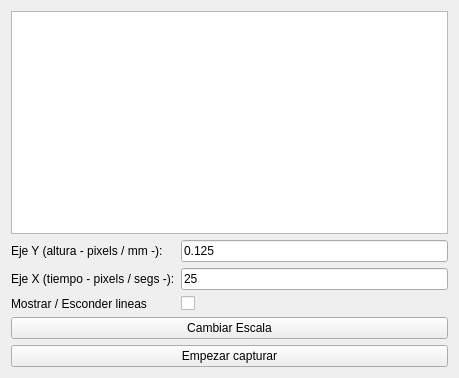
Qt form src/GUIFramework/IPSModule/IPSs/GUIWaveHeightIPS/ImgProcConfigWindows/GUIRealTimeDataDisplayer/guirealtimedatadisplayer.ui (aguperezpala/hvdrt) before a commit.
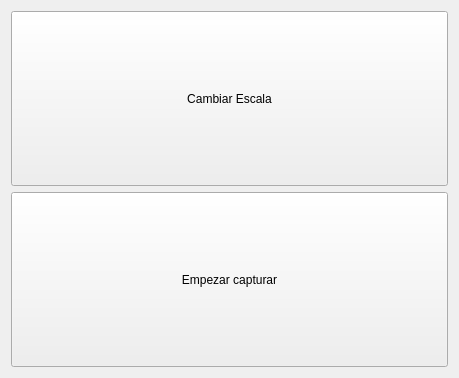
The same form after that commit.

```diff
--- a/src/GUIFramework/IPSModule/IPSs/GUIWaveHeightIPS/ImgProcConfigWindows/GUIRealTimeDataDisplayer/guirealtimedatadisplayer.ui
+++ b/src/GUIFramework/IPSModule/IPSs/GUIWaveHeightIPS/ImgProcConfigWindows/GUIRealTimeDataDisplayer/guirealtimedatadisplayer.ui
@@ -16,92 +16,14 @@
   <layout class="QVBoxLayout" name="verticalLayout_2">
    <item>
     <layout class="QVBoxLayout" name="verticalLayout">
-     <item>
-      <widget class="QGraphicsView" name="graphicsView"/>
-     </item>
      <item>
       <layout class="QFormLayout" name="formLayout">
        <property name="sizeConstraint">
         <enum>QLayout::SetMinimumSize</enum>
        </property>
-       <item row="0" column="0">
-        <widget class="QLabel" name="label">
-         <property name="sizePolicy">
-          <sizepolicy hsizetype="Minimum" vsizetype="Minimum">
-           <horstretch>0</horstretch>
-           <verstretch>0</verstretch>
-          </sizepolicy>
-         </property>
-         <property name="text">
-          <string>Eje Y (altura - pixels / mm -):</string>
-         </property>
-        </widget>
-       </item>
-       <item row="0" column="1">
-        <widget class="QLineEdit" name="yScaleLineEdit">
-         <property name="sizePolicy">
-          <sizepolicy hsizetype="Minimum" vsizetype="Minimum">
-           <horstretch>0</horstretch>
-           <verstretch>0</verstretch>
-          </sizepolicy>
-         </property>
-         <property name="text">
-          <string>0.125</string>
-         </property>
-        </widget>
-       </item>
-       <item row="1" column="0">
-        <widget class="QLabel" name="label_2">
-         <property name="sizePolicy">
-          <sizepolicy hsizetype="Minimum" vsizetype="Minimum">
-           <horstretch>0</horstretch>
-           <verstretch>0</verstretch>
-          </sizepolicy>
-         </property>
-         <property name="text">
-          <string>Eje X (tiempo - pixels / segs -):</string>
-         </property>
-        </widget>
-       </item>
-       <item row="1" column="1">
-        <widget class="QLineEdit" name="xScaleLineEdit">
-         <property name="sizePolicy">
-          <sizepolicy hsizetype="Minimum" vsizetype="Minimum">
-           <horstretch>0</horstretch>
-           <verstretch>0</verstretch>
-          </sizepolicy>
-         </property>
-         <property name="text">
-          <string>25</string>
-         </property>
-        </widget>
-       </item>
-       <item row="2" column="1">
-        <widget class="QCheckBox" name="showLinesCheckBox">
-         <property name="sizePolicy">
-          <sizepolicy hsizetype="Minimum" vsizetype="Minimum">
-           <horstretch>0</horstretch>
-           <verstretch>0</verstretch>
-          </sizepolicy>
-         </property>
-         <property name="text">
-          <string/>
-         </property>
-        </widget>
-       </item>
-       <item row="2" column="0">
-        <widget class="QLabel" name="label_3">
-         <property name="sizePolicy">
-          <sizepolicy hsizetype="Minimum" vsizetype="Minimum">
-           <horstretch>0</horstretch>
-           <verstretch>0</verstretch>
-          </sizepolicy>
-         </property>
-         <property name="text">
-          <string>Mostrar / Esconder lineas</string>
-         </property>
-        </widget>
-       </item>
+       <property name="fieldGrowthPolicy">
+        <enum>QFormLayout::AllNonFixedFieldsGrow</enum>
+       </property>
       </layout>
      </item>
      <item>
```
